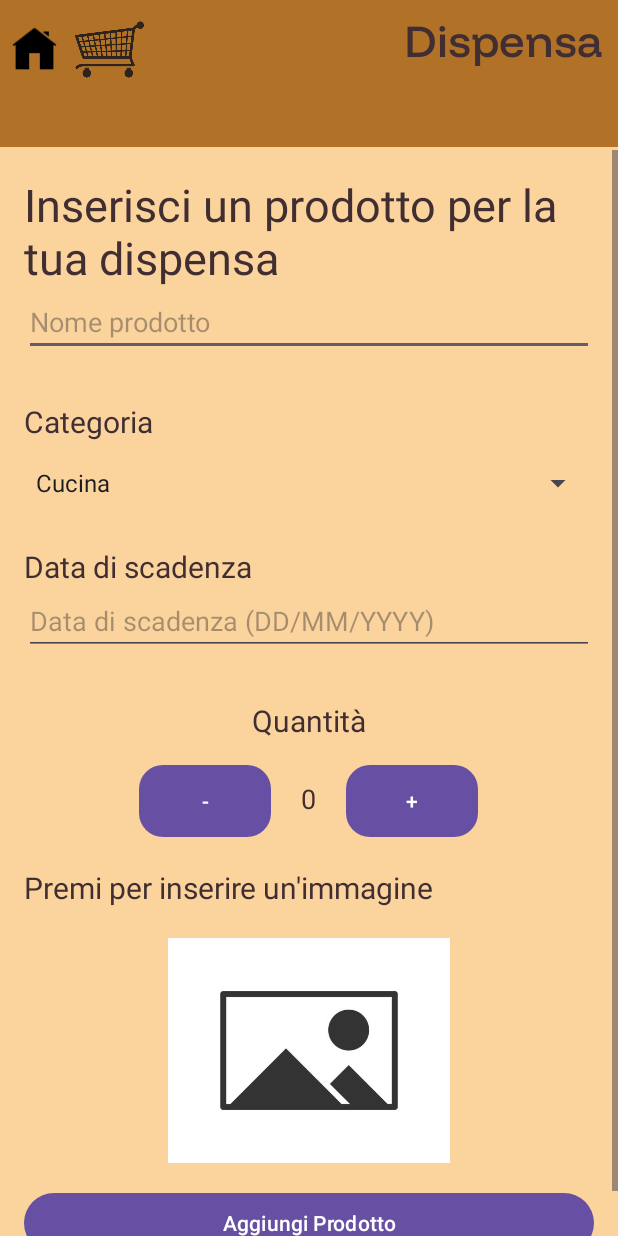
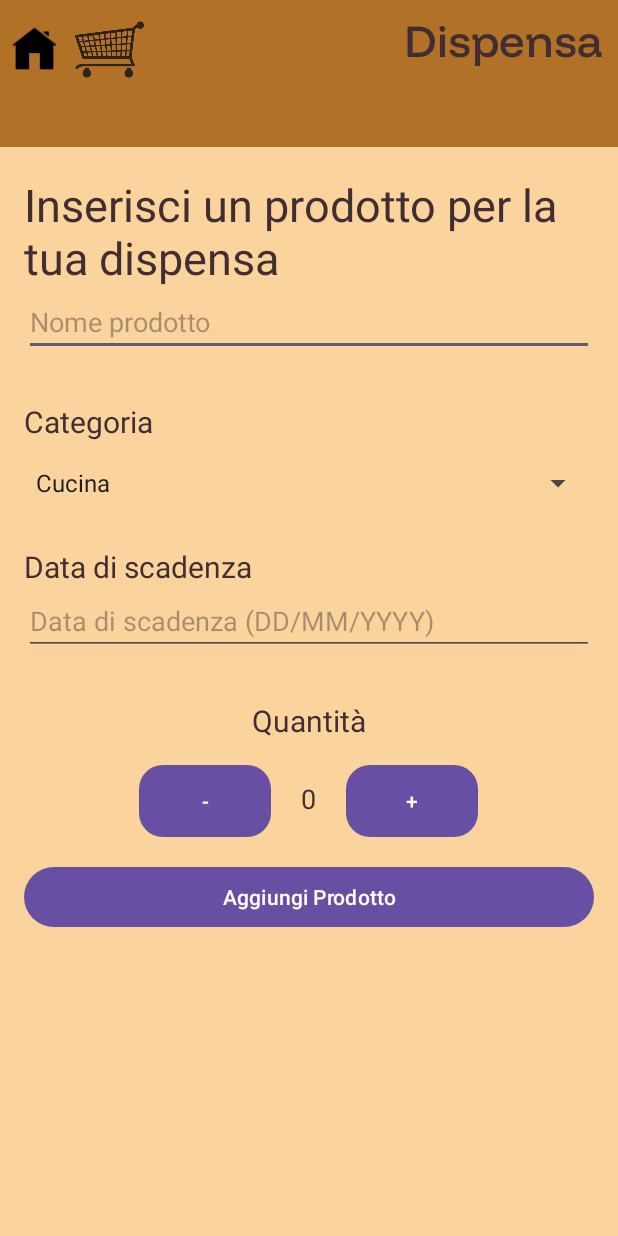
Before and after one commit to YuliaD2609/FarFromHome, an Android app: the PantryAddProduct screen opened directly, with no data from a screen before it, on a phone screen of 412 x 824 dp. Run offline under Robolectric (Android 15) with nearby library versions, the phone set to English and light mode, and no system bars.

Commit message:
img removed

```diff
--- a/app/src/main/res/layout/pantry_item_adder.xml
+++ b/app/src/main/res/layout/pantry_item_adder.xml
@@ -106,24 +106,6 @@
                     android:text="+" />
             </LinearLayout>
 
-            <TextView
-                android:layout_width="wrap_content"
-                android:layout_height="wrap_content"
-                android:text="Premi per inserire un'immagine"
-                android:layout_marginTop="20dp"
-                android:textColor="@color/black"
-                android:textSize="20dp" />
-
-            <ImageView
-                android:id="@+id/imageViewProduct"
-                android:layout_width="200dp"
-                android:layout_height="150dp"
-                android:layout_marginTop="20dp"
-                android:layout_gravity="center"
-                android:src="@drawable/image_placeholder"
-                android:contentDescription="Product Image"
-                android:onClick="selectImage" />
-
             <Button
                 android:id="@+id/buttonAddProduct"
                 android:layout_width="match_parent"
```
